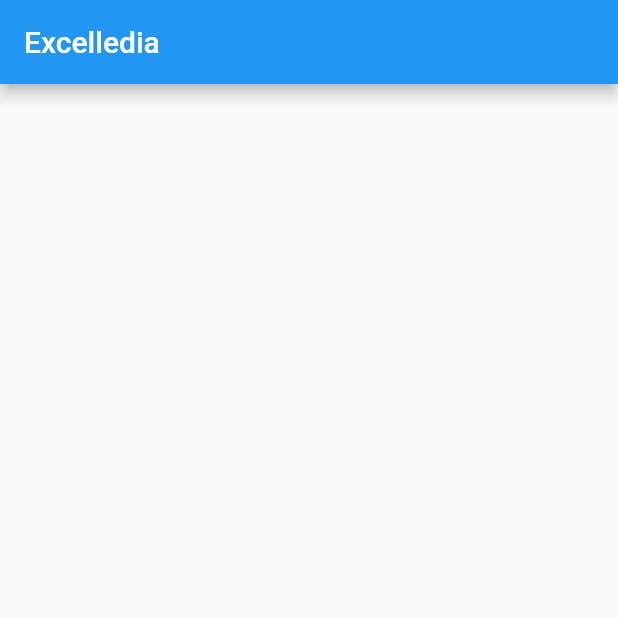
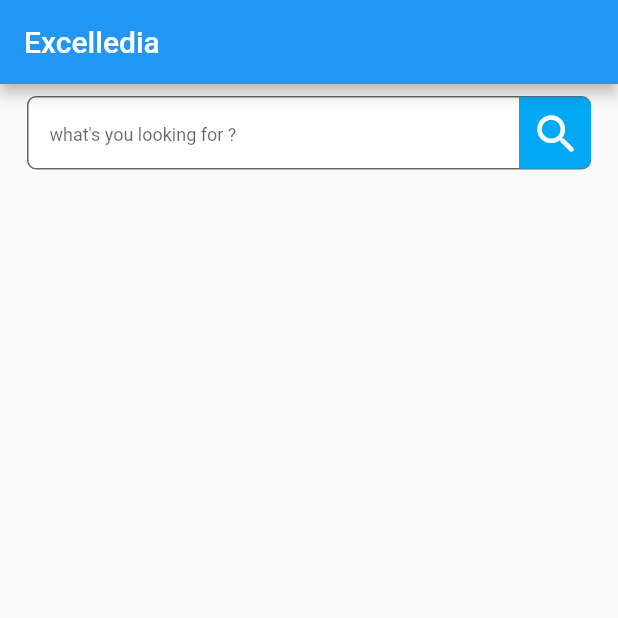
Before and after one commit to abhijithVM/Excelledia, a Flutter app: the screen it shows after launch, on a phone screen of 412 x 824 dp, the top half of it. Run offline on Flutter 3.47's test engine with Material 2 defaults, Android fonts, the phone set to English and light mode, and no system bars; our stand-ins replace bloc, dio, equatable.

Commit message:
search bar

```diff
--- a/lib/home/customWidgets/search_bar.dart
+++ b/lib/home/customWidgets/search_bar.dart
@@ -0,0 +1,54 @@
+import 'package:flutter/material.dart';
+
+class SearchSugestionBar extends StatefulWidget {
+  const SearchSugestionBar({Key? key}) : super(key: key);
+
+  @override
+  _SearchSugestionBarState createState() => _SearchSugestionBarState();
+}
+
+class _SearchSugestionBarState extends State<SearchSugestionBar> {
+  final _controller = TextEditingController();
+  @override
+  Widget build(BuildContext context) {
+    return Container(
+        padding: const EdgeInsets.only(left: 10, right: 10),
+        child: TextFormField(
+          validator: (value) {
+            if (value != null && value.isEmpty) {
+              return "required";
+            }
+          },
+          controller: _controller,
+          maxLines: 1,
+          onTap: () {
+            setState(() {});
+          },
+          decoration: InputDecoration(
+            isDense: true,
+            fillColor: Colors.white,
+            contentPadding: const EdgeInsets.all(15),
+            filled: true,
+            border: const OutlineInputBorder(
+              borderRadius: BorderRadius.all(
+                Radius.circular(6.0),
+              ),
+            ),
+            hintText: "what's you looking for ?",
+            hintStyle: const TextStyle(fontSize: 12),
+            suffixIcon: Container(
+              decoration: const BoxDecoration(
+                  color: Colors.lightBlue,
+                  borderRadius: BorderRadius.only(
+                      topRight: Radius.circular(6),
+                      bottomRight: Radius.circular(6))),
+              child: IconButton(
+                onPressed: () {},
+                icon: const Icon(Icons.search_rounded,
+                    color: Colors.white, size: 34),
+              ),
+            ),
+          ),
+        ));
+  }
+}
--- a/lib/home/screens/home_screen.dart
+++ b/lib/home/screens/home_screen.dart
@@ -1,3 +1,4 @@
+import 'package:excelledia/home/customWidgets/search_bar.dart';
 import 'package:flutter/material.dart';
 
 class HomeScreen extends StatefulWidget {
@@ -16,7 +17,18 @@ class _HomeScreenState extends State<HomeScreen> {
       appBar: AppBar(
         title: Text(widget.title),
       ),
-      body: const Center(),
+      body: SingleChildScrollView(
+        child: Padding(
+          padding: const EdgeInsets.all(8.0),
+          child: Column(
+            mainAxisAlignment: MainAxisAlignment.spaceEvenly,
+            crossAxisAlignment: CrossAxisAlignment.center,
+            children: const [
+              SearchSugestionBar(),
+            ],
+          ),
+        ),
+      ),
     );
   }
 }
--- a/lib/main.dart
+++ b/lib/main.dart
@@ -12,6 +12,7 @@ class MyApp extends StatelessWidget {
   @override
   Widget build(BuildContext context) {
     return MaterialApp(
+      debugShowCheckedModeBanner: false,
       title: 'Excelledia',
       theme: ThemeData(
         primarySwatch: Colors.blue,
```
